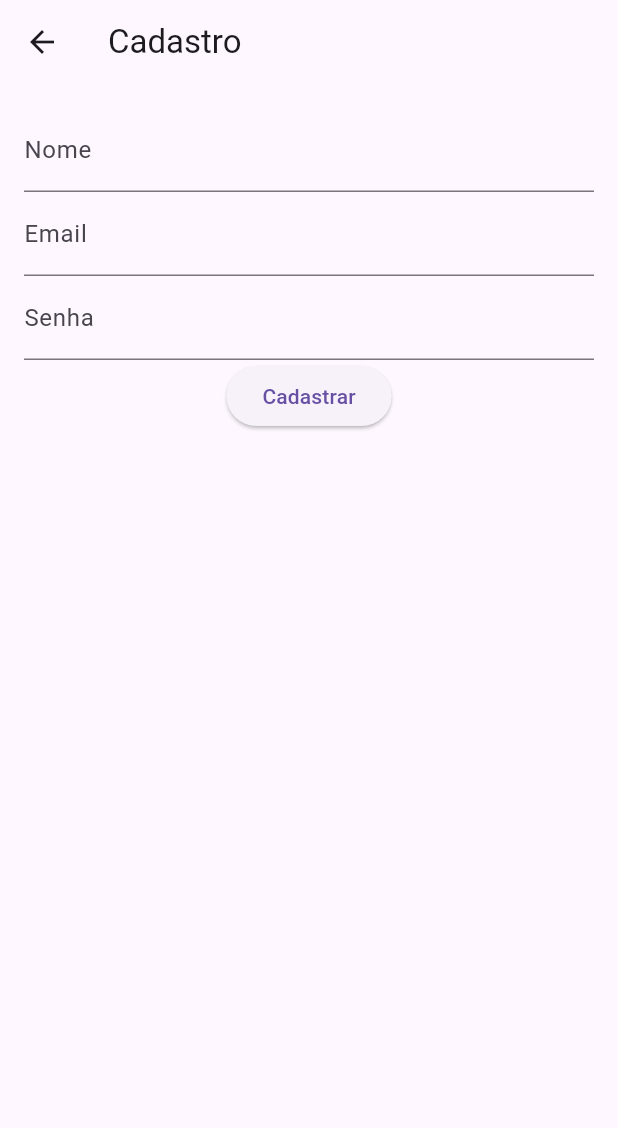
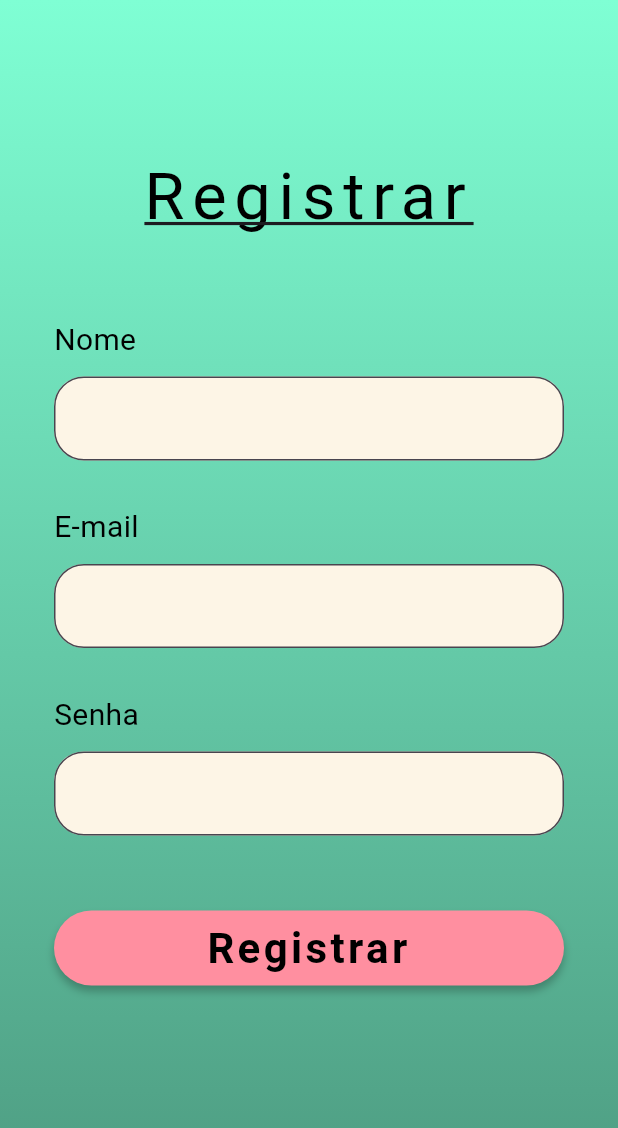
Before and after one commit to FelipePrado0/ParcialTestApp01, a Flutter app: the RegisterScreen screen opened by its route, on a phone screen of 412 x 824 dp. Shown: the top 1128 px of the screen. Run offline on Flutter 3.47's test engine with Material 3 defaults, Android fonts, the phone set to English and light mode, and no system bars; our stand-ins replace device_preview; accounts and stored records are empty; Roboto replaces fonts that are missing (Amatic SC, Poppins, Sacramento).

Commit message:
Front register_screen

```diff
--- a/lib/screens/auth/register_screen.dart
+++ b/lib/screens/auth/register_screen.dart
@@ -12,31 +12,122 @@ class RegisterScreen extends StatelessWidget {
     final authProvider = Provider.of<AuthProvider>(context);
 
     return Scaffold(
-      appBar: AppBar(title: const Text('Cadastro')),
-      body: Padding(
-        padding: const EdgeInsets.all(16.0),
+      body: SingleChildScrollView(
+        child: Container(
+          width: double.infinity,
+          height: MediaQuery.of(context).size.height,
+          decoration: const BoxDecoration(
+            gradient: LinearGradient(
+              begin: Alignment.topCenter,
+              end: Alignment.bottomCenter,
+              colors: [Color(0xFF7FFFD4), Color(0xFF4C997F)],
+            ),
+          ),
           child: Form(
             key: _formKey,
             child: Column(
               children: [
+                const SizedBox(height: 100),
+                const Text(
+                  'Registrar',
+                  textAlign: TextAlign.center,
+                  style: TextStyle(
+                    color: Colors.black,
+                    fontSize: 43.27,
+                    fontFamily: 'Sacramento',
+                    fontWeight: FontWeight.w400,
+                    decoration: TextDecoration.underline,
+                    letterSpacing: 5.19,
+                  ),
+                ),
+                const SizedBox(height: 50),
+                Padding(
+                  padding: const EdgeInsets.symmetric(horizontal: 36.0),
+                  child: Column(
+                    crossAxisAlignment: CrossAxisAlignment.start,
+                    children: [
+                      const Text(
+                        'Nome',
+                        style: TextStyle(
+                          color: Colors.black,
+                          fontSize: 20,
+                          fontFamily: 'Poppins',
+                          fontWeight: FontWeight.w400,
+                        ),
+                      ),
+                      const SizedBox(height: 10),
                       TextFormField(
                         controller: authProvider.nameController,
-                decoration: const InputDecoration(labelText: 'Nome'),
+                        decoration: InputDecoration(
+                          filled: true,
+                          fillColor: const Color(0xFFFDF5E6),
+                          border: OutlineInputBorder(
+                            borderRadius: BorderRadius.circular(20),
+                            borderSide: const BorderSide(color: Color(0x33FF4A65)),
+                          ),
+                        ),
                         validator: (value) => value!.isEmpty ? 'Campo obrigatório' : null,
                       ),
+                      const SizedBox(height: 30),
+                      const Text(
+                        'E-mail',
+                        style: TextStyle(
+                          color: Colors.black,
+                          fontSize: 20,
+                          fontFamily: 'Poppins',
+                          fontWeight: FontWeight.w400,
+                        ),
+                      ),
+                      const SizedBox(height: 10),
                       TextFormField(
                         controller: authProvider.emailController,
-                decoration: const InputDecoration(labelText: 'Email'),
-                validator: (value) => value!.isEmpty ? 'Campo obrigatório' : null,
+                        decoration: InputDecoration(
+                          filled: true,
+                          fillColor: const Color(0xFFFDF5E6),
+                          border: OutlineInputBorder(
+                            borderRadius: BorderRadius.circular(20),
+                            borderSide: const BorderSide(color: Color(0x33FF4A65)),
                           ),
+                        ),
+                        validator: (value) {
+                          if (value == null || value.isEmpty) {
+                            return 'Campo obrigatório';
+                          }
+                          // Regex para validar formato de e-mail
+                          final emailRegex = RegExp(r'^[^@]+@[^@]+\.[^@]+');
+                          if (!emailRegex.hasMatch(value)) {
+                            return 'Formato de e-mail inválido';
+                          }
+                          return null;
+                        },
+                      ),
+                      const SizedBox(height: 30),
+                      const Text(
+                        'Senha',
+                        style: TextStyle(
+                          color: Colors.black,
+                          fontSize: 20,
+                          fontFamily: 'Poppins',
+                          fontWeight: FontWeight.w400,
+                        ),
+                      ),
+                      const SizedBox(height: 10),
                       TextFormField(
                         controller: authProvider.passwordController,
                         obscureText: true,
-                decoration: const InputDecoration(labelText: 'Senha'),
+                        decoration: InputDecoration(
+                          filled: true,
+                          fillColor: const Color(0xFFFDF5E6),
+                          border: OutlineInputBorder(
+                            borderRadius: BorderRadius.circular(20),
+                            borderSide: const BorderSide(color: Color(0x33FF4A65)),
+                          ),
+                        ),
                         validator: (value) => value!.isEmpty ? 'Campo obrigatório' : null,
                       ),
-              ElevatedButton(
-                onPressed: () async {
+                      const SizedBox(height: 50),
+                      GestureDetector(
+                        onTap: () async {
                           if (_formKey.currentState!.validate()) {
                             await authProvider.register();
                             if (authProvider.currentUser != null) {
@@ -48,9 +139,40 @@ class RegisterScreen extends StatelessWidget {
                             }
                           }
                         },
-                child: const Text('Cadastrar'),
+                        child: Container(
+                          width: double.infinity,
+                          height: 50,
+                          decoration: BoxDecoration(
+                            color: const Color(0xFFFF8FA0),
+                            borderRadius: BorderRadius.circular(40),
+                            boxShadow: const [
+                              BoxShadow(
+                                color: Color(0x3F000000),
+                                blurRadius: 4,
+                                offset: Offset(0, 4),
+                                spreadRadius: 0,
                               ),
                             ],
+                          ),
+                          alignment: Alignment.center,
+                          child: const Text(
+                            'Registrar',
+                            textAlign: TextAlign.center,
+                            style: TextStyle(
+                              color: Colors.black,
+                              fontSize: 28,
+                              fontFamily: 'Amatic SC',
+                              fontWeight: FontWeight.w700,
+                              letterSpacing: 2.24,
+                            ),
+                          ),
+                        ),
+                      ),
+                    ],
+                  ),
+                ),
+              ],
+            ),
           ),
         ),
       ),
```
Lines whose indentation alone changed are shown as unchanged.
